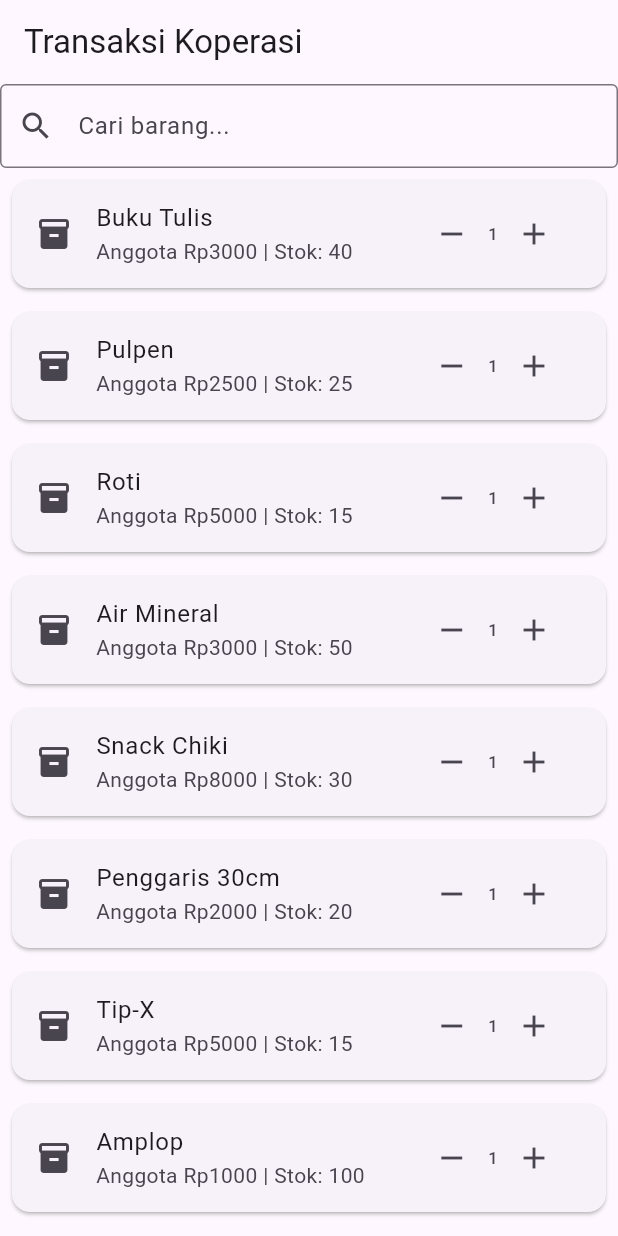
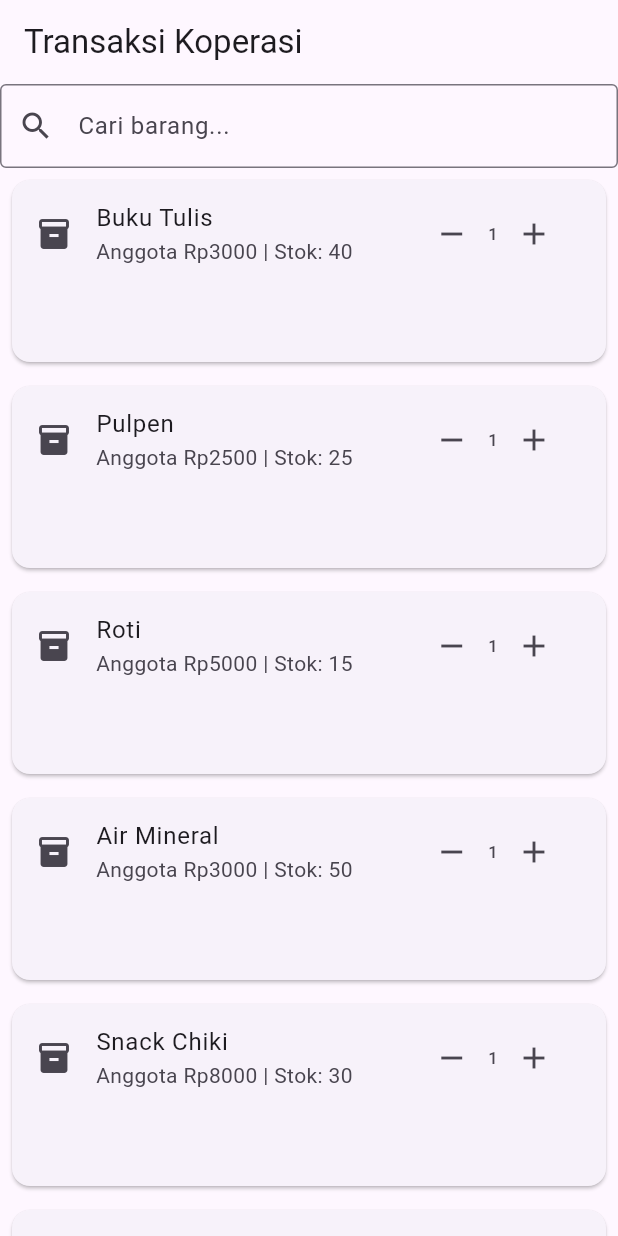
Before and after one commit to irsyadulrpl1-dot/latihan1-18Irsyad, a Flutter app: the screen it shows after launch, on a phone screen of 412 x 824 dp. Run offline on Flutter 3.47's test engine with Material 3 defaults, Android fonts, the light colour scheme and no system bars.

Commit message:
LKM-10 responsif

```diff
--- a/kopsis_ui/lib/main.dart
+++ b/kopsis_ui/lib/main.dart
@@ -39,7 +39,6 @@ class _MyAppState extends State<MyApp> {
 
   @override
   Widget build(BuildContext context) {
-    // Menyaring daftar barang berdasarkan kotak pencarian
     final hasilCari = daftarBarang.where((b) =>
       b['nama'].toLowerCase().contains(kataCari.toLowerCase())
     ).toList();
@@ -63,15 +62,31 @@ class _MyAppState extends State<MyApp> {
               },
             ),
             Expanded(
-              child: ListView.builder(
+              child: LayoutBuilder(
+                builder: (context, constraints) {
+                  int colCount = 1;
+                  if (constraints.maxWidth < 600) {
+                    colCount = 1;
+                  } else if (constraints.maxWidth < 900) {
+                    colCount = 2;
+                  } else {
+                    colCount = 3;
+                  }
+
+                  return GridView.builder(
                     itemCount: hasilCari.length,
+                    gridDelegate: SliverGridDelegateWithFixedCrossAxisCount(
+                      crossAxisCount: colCount,
+                      childAspectRatio: 3,
+                    ),
                     itemBuilder: (context, index) {
                       final barang = hasilCari[index];
-                  // Sesuaikan parameter dengan barang_card.dart milikmu
                       return BarangCard(
                         nama: barang['nama'] as String,
                         hargaAnggota: barang['anggota'] as int,
                         stok: barang['stok'] as int,
+                      );
+                    },
                   );
                 },
               ),
```
Lines whose indentation alone changed are shown as unchanged.
